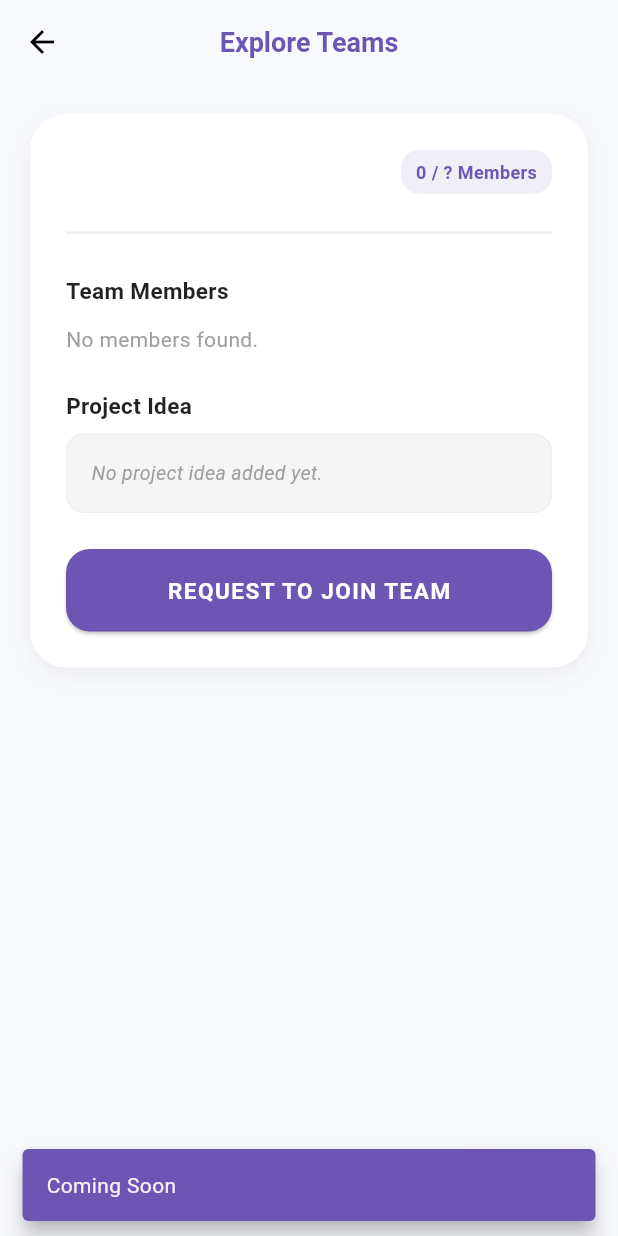
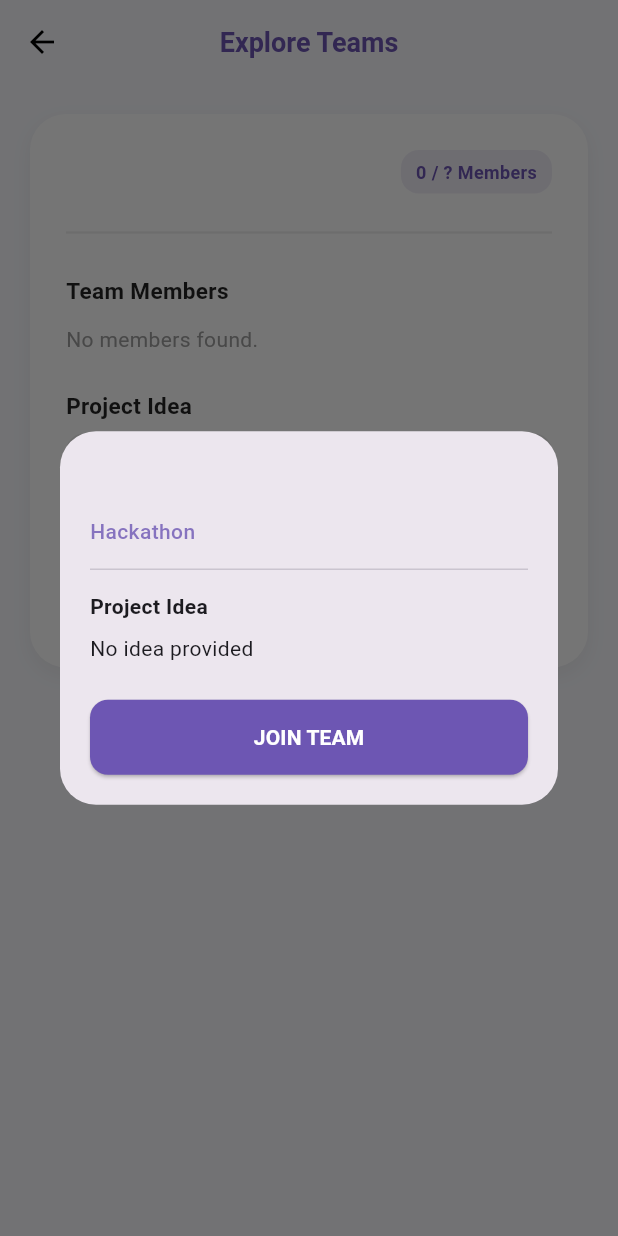
Before and after one commit to judimfm-creator/BuildMate-SWE444, a Flutter app: the RequestToJoinView screen opened directly with empty values, after a tap on "REQUEST TO JOIN TEAM", on a phone screen of 412 x 824 dp. Run offline on Flutter 3.47's test engine with Material 3 defaults, Android fonts, the phone set to English and light mode, and no system bars; our stand-ins replace cloud_firestore, firebase_auth, firebase_core, font_awesome_flutter, image_picker; accounts and stored records are empty.

Commit message:
Resolve merge conflicts with HAYFA branch

```diff
--- a/lib/view/request_to_join_view.dart
+++ b/lib/view/request_to_join_view.dart
@@ -3,6 +3,7 @@ import 'package:cloud_firestore/cloud_firestore.dart';
 import '../model/team_post_model.dart';
 import '../model/hackathon.dart';
 import 'other_user_profile_page.dart';
+import 'hackathon_teams_view.dart' as teams_view; // تأكد من المسار الصحيح للملف
 
 class RequestToJoinView extends StatelessWidget {
   final TeamPostModel team;
@@ -140,16 +141,17 @@ class RequestToJoinView extends StatelessWidget {
                     backgroundColor: _purple,
                     shape: RoundedRectangleBorder(borderRadius: BorderRadius.circular(16)),
                   ),
-                  onPressed: () {
-                    ScaffoldMessenger.of(context).showSnackBar(
-                      const SnackBar(
-                        content: Text("Coming Soon"),
-                        backgroundColor: _purple,
-                        behavior: SnackBarBehavior.floating,
-                      ),
-                    );
-                  },
-                  child: const Text("REQUEST TO JOIN TEAM", style: TextStyle(color: Colors.white, fontWeight: FontWeight.bold, fontSize: 15, letterSpacing: 1)),                ),
+                  onPressed: () => _showJoinTeamDialog(context), // ✅ استدعاء الدايلوج بدلاً من الانتقال المباشر
+                  child: const Text(
+                    "REQUEST TO JOIN TEAM",
+                    style: TextStyle(
+                        color: Colors.white,
+                        fontWeight: FontWeight.bold,
+                        fontSize: 15,
+                        letterSpacing: 1
+                    ),
+                  ),
+                ),
               ),
             ],
           ),
@@ -239,4 +241,68 @@ class RequestToJoinView extends StatelessWidget {
       },
     );
   }
+
+  void _showJoinTeamDialog(BuildContext context) {
+    showDialog(
+      context: context,
+      builder: (BuildContext context) {
+        return Dialog(
+          shape: RoundedRectangleBorder(borderRadius: BorderRadius.circular(24)),
+          child: Padding(
+            padding: const EdgeInsets.all(20),
+            child: Column(
+              mainAxisSize: MainAxisSize.min,
+              crossAxisAlignment: CrossAxisAlignment.start,
+              children: [
+                // اسم الفريق
+                Text(
+                  team.teamName,
+                  style: const TextStyle(fontSize: 20, fontWeight: FontWeight.bold),
+                ),
+                const SizedBox(height: 8),
+                // اسم الهاكاثون
+                Text(
+                  hackathon?.name ?? "Hackathon",
+                  style: TextStyle(color: _purple.withOpacity(0.8), fontWeight: FontWeight.w500),
+                ),
+                const Divider(height: 30),
+                // فكرة المشروع (Idea)
+                const Text("Project Idea", style: TextStyle(fontWeight: FontWeight.bold)),
+                const SizedBox(height: 8),
+                Text(team.idea.isNotEmpty ? team.idea : "No idea provided"),
+                const SizedBox(height: 24),
+                // زر التأكيد (الذي ينفذ منطق Join Team)
+                SizedBox(
+                  width: double.infinity,
+                  height: 50,
+                  child: ElevatedButton(
+                    style: ElevatedButton.styleFrom(
+                      backgroundColor: _purple,
+                      shape: RoundedRectangleBorder(borderRadius: BorderRadius.circular(12)),
+                    ),
+                    onPressed: () {
+                      Navigator.pop(context); // إغلاق الدايلوج
+                      // تنفيذ منطق الانتقال لصفحة الفرق (المأخوذ من ExploreUserView)
+                      if (hackathon != null) {
+                        Navigator.push(
+                          context,
+                          MaterialPageRoute(
+                            builder: (context) => teams_view.ExploreTeamsView(
+                              hackathonId: hackathon!.id ?? "",
+                              hackathonTeamSize: hackathon!.teamSize,
+                            ),
+                          ),
+                        );
+                      }
+                    },
+                    child: const Text("JOIN TEAM", style: TextStyle(color: Colors.white, fontWeight: FontWeight.bold)),
+                  ),
+                ),
+              ],
+            ),
+          ),
+        );
+      },
+    );
+  }
 }
```
Also changed, not shown: pubspec.lock.
